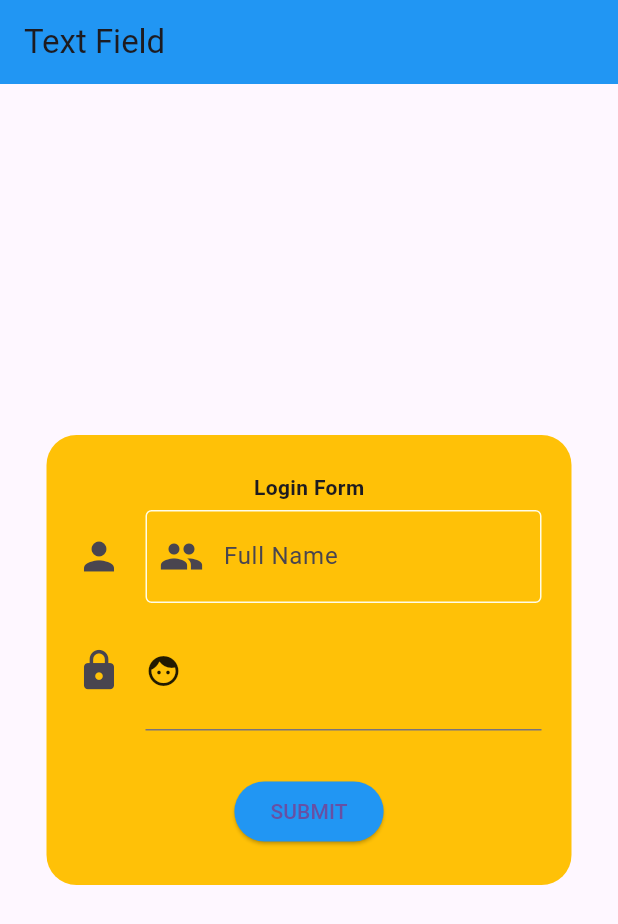
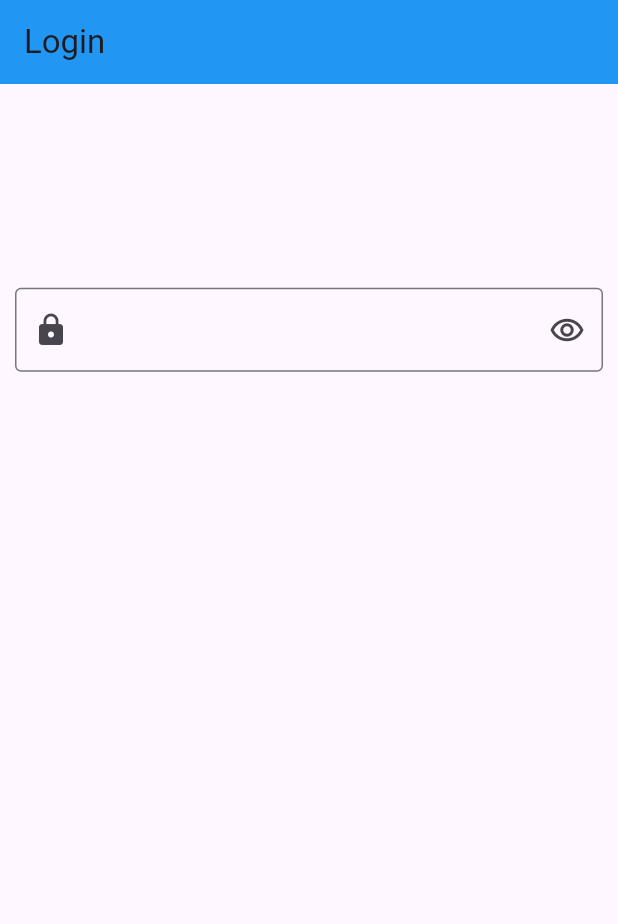
Before and after one commit to FaustaAkbar/learnFLutter1, a Flutter app: the screen it shows after launch, on a phone screen of 412 x 824 dp. Shown: the top 924 px of the screen. Run offline on Flutter 3.47's test engine with Material 3 defaults, Android fonts, the light colour scheme and no system bars; Roboto replaces fonts that are missing (SchylerS).

Commit message:
onSubmit

```diff
--- a/lib/main.dart
+++ b/lib/main.dart
@@ -10,7 +10,12 @@
 }
 
 class _MyAppState extends State<MyApp> {
+  String data = "";
+  String data1 = "";
+  String data2 = "";
+
   bool password = true;
+
   @override
   Widget build(BuildContext context) {
     // TODO: implement build
@@ -19,79 +24,37 @@
       home: Scaffold(
         appBar: AppBar(
           backgroundColor: Colors.blue,
-          title: Text("Text Field"),
+          title: Text(
+            "Login",
+          ),
         ),
         body: Center(
-            child: Container(
-                padding: EdgeInsets.all(20),
-                width: 350,
-                height: 300,
-                decoration: BoxDecoration(
-                  borderRadius: BorderRadius.circular(20),
-                  color: Colors.amber,
-                ),
+          child: Padding(
+            padding: EdgeInsets.all(10),
             child: Column(
               mainAxisAlignment: MainAxisAlignment.spaceEvenly,
               children: [
-                    Text(
-                      "Login Form",
-                      style: TextStyle(
-                          fontFamily: "SchylerS", fontWeight: FontWeight.bold),
-                    ),
                 TextField(
-                      cursorColor: Colors.yellow, //mewarnai kursor "|"
-                      cursorWidth: 10, // Tebal kursor
-                      cursorHeight: 30, //panjang kursor
-                      cursorRadius: Radius.circular(5), //pinggiran kursor
-                      textAlign: TextAlign
-                          .start, //awal mula mengetik dari kanan kiri ataupun tengah
-                      textAlignVertical: TextAlignVertical
-                          .bottom, //untuk mengatur teks agar berada ditengah textfield atas ataupun bawah (Namun Tidak memberikan efek signifikan)
-                      textCapitalization: TextCapitalization
-                          .sentences, //Untuk mengubah menjadi huruf besar semua atau semacam mya
-                      style: TextStyle(
-                          color: Colors.red, fontSize: 20), //Warna text
+                  onEditingComplete: () {
+                    setState(() {
+                      data2 = "Complete";
+                    });
+                  },
+                  obscureText: password,
+                  onSubmitted: (value) {
+                    setState(() {
+                      data = value;
+                    });
+                    print("Halo1");
+                  },
+                  onChanged: (value) => setState(() {
+                    data1 = value;
+                    print(data1);
+                  }),
                   decoration: InputDecoration(
-                        //Untuk memberi dekorasi Bisa icon dan lainnya (Letaknya di samping kiri luar textField)
-                        icon: Icon(
-                          Icons.person,
-                          size: 30,
-                        ),
-                        border:
-                            OutlineInputBorder(), //Untuk memberi border (Note: Tidak bisa memberi warna di sini)
-                        focusedBorder: OutlineInputBorder(
-                            //warna border ketika textField di kilik
-                            borderSide:
-                                BorderSide(color: Colors.yellow.shade400)),
-                        enabledBorder: OutlineInputBorder(
-                            //warna border textField
-                            borderSide:
-                                BorderSide(color: Colors.yellow.shade50)),
-                        prefixIcon: Icon(
-                          //Memberi icon di kiri dalam textField
-                          Icons.group,
-                          size: 30,
-                        ),
-                        prefixText:
-                            "Name:", //Memberi string di kiri dalam textField ketika di klik
-                        hintText:
-                            "input name", //memberikan text saat sebelum mengetik
-                        labelText:
-                            "Full Name", //Text pada textField sebelum di klik(setelah di kilik pindah ke atas)
-                      ),
-                    ),
-                    TextField(
-                      keyboardType: TextInputType.number,
-                      obscureText: password,
-                      decoration: InputDecoration(
-                          icon: Icon(
-                            Icons.lock,
-                            size: 30,
-                          ),
-                          label: Icon(Icons.face),
-                          floatingLabelBehavior: FloatingLabelBehavior.never,
-                          floatingLabelAlignment: FloatingLabelAlignment.center,
-                          suffix: IconButton(
+                      border: OutlineInputBorder(),
+                      prefixIcon: Icon(Icons.lock),
+                      suffixIcon: IconButton(
                           onPressed: () {
                             setState(() {
                               if (password == true) {
@@ -103,17 +66,13 @@
                           },
                           icon: Icon(Icons.remove_red_eye_outlined))),
                 ),
-                    SizedBox(
-                      height: 20,
+                Text(data),
+                Text(data1),
+                Text(data2),
+              ],
             ),
-                    ElevatedButton(
-                      onPressed: () {},
-                      child: Text("SUBMIT"),
-                      style: ButtonStyle(
-                          backgroundColor: WidgetStatePropertyAll(Colors.blue)),
-                    )
-                  ],
-                ))),
+          ),
+        ),
       ),
     );
   }
```
Lines whose indentation alone changed are shown as unchanged.
